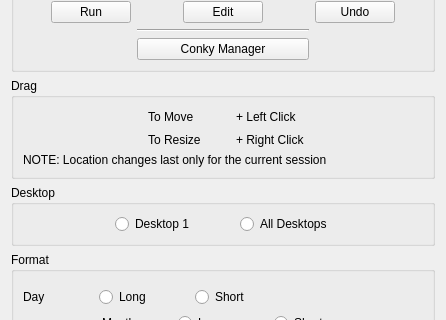
AdrianTM/mx-conky, file mainwindow.ui: the form before one commit; both pictures show x 0 to 446 and y 200 to 520 of the 446 by 861 pixel window.
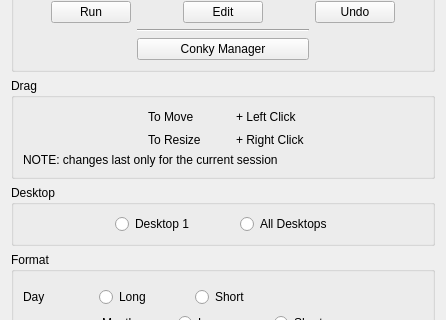
The form after the commit. Icons and pictures are not drawn.

```diff
--- a/mainwindow.ui
+++ b/mainwindow.ui
@@ -271,7 +271,7 @@
       <item row="2" column="0" colspan="7">
        <widget class="QLabel" name="labelNote">
         <property name="text">
-         <string>NOTE: Location changes last only for the current session</string>
+         <string>NOTE: changes last only for the current session</string>
         </property>
        </widget>
       </item>
```
